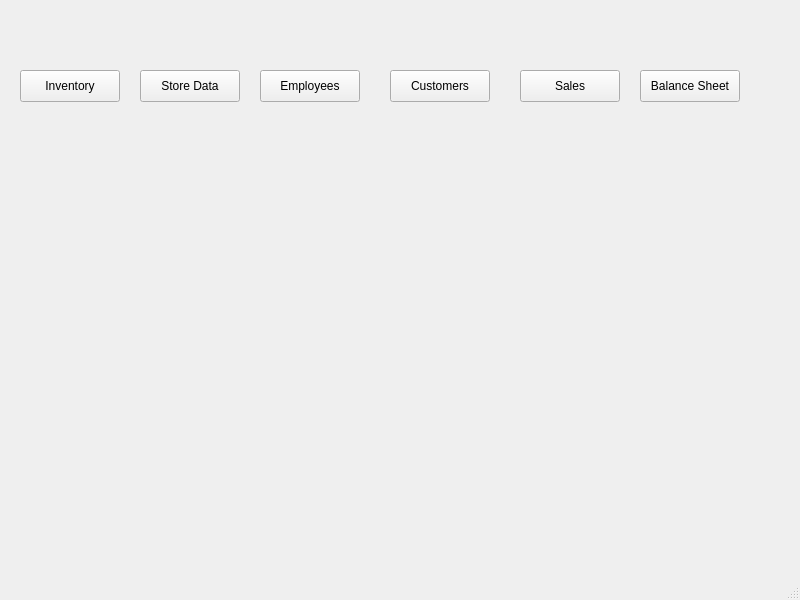
The window that homepageview.ui (pjpassero/StoreManager) describes before a commit, drawn with Qt 5.
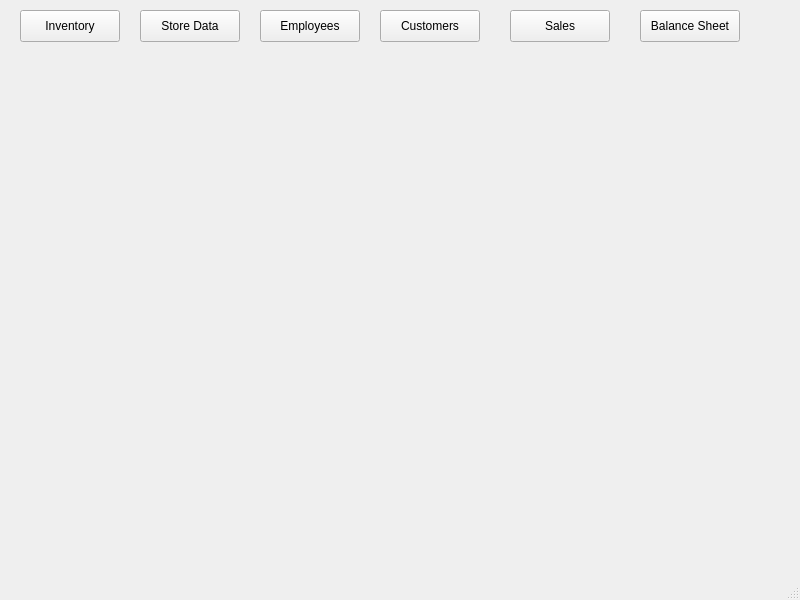
The same window after the commit.

Patch:
```diff
--- a/homepageview.ui
+++ b/homepageview.ui
@@ -18,7 +18,7 @@
     <property name="geometry">
      <rect>
       <x>20</x>
-      <y>70</y>
+      <y>10</y>
       <width>100</width>
       <height>32</height>
      </rect>
@@ -31,7 +31,7 @@
     <property name="geometry">
      <rect>
       <x>140</x>
-      <y>70</y>
+      <y>10</y>
       <width>100</width>
       <height>32</height>
      </rect>
@@ -44,7 +44,7 @@
     <property name="geometry">
      <rect>
       <x>260</x>
-      <y>70</y>
+      <y>10</y>
       <width>100</width>
       <height>32</height>
      </rect>
@@ -56,8 +56,8 @@
    <widget class="QPushButton" name="customers">
     <property name="geometry">
      <rect>
-      <x>390</x>
-      <y>70</y>
+      <x>380</x>
+      <y>10</y>
       <width>100</width>
       <height>32</height>
      </rect>
@@ -69,8 +69,8 @@
    <widget class="QPushButton" name="sales">
     <property name="geometry">
      <rect>
-      <x>520</x>
-      <y>70</y>
+      <x>510</x>
+      <y>10</y>
       <width>100</width>
       <height>32</height>
      </rect>
@@ -83,7 +83,7 @@
     <property name="geometry">
      <rect>
       <x>640</x>
-      <y>70</y>
+      <y>10</y>
       <width>100</width>
       <height>32</height>
      </rect>
```
